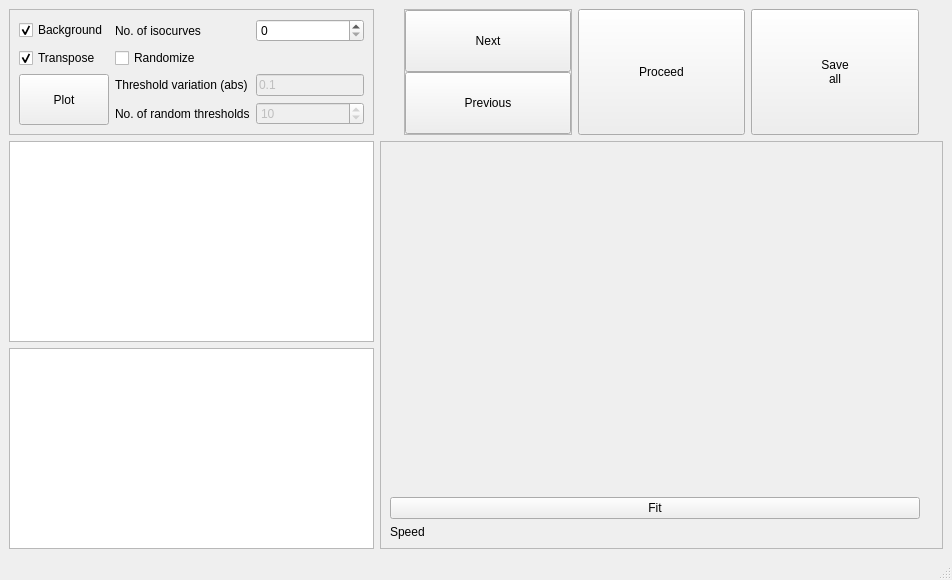
First picture: the form in microcavities/analysis/WavefrontFitting.ui, repository YagoDel/microcavities, before the edit.
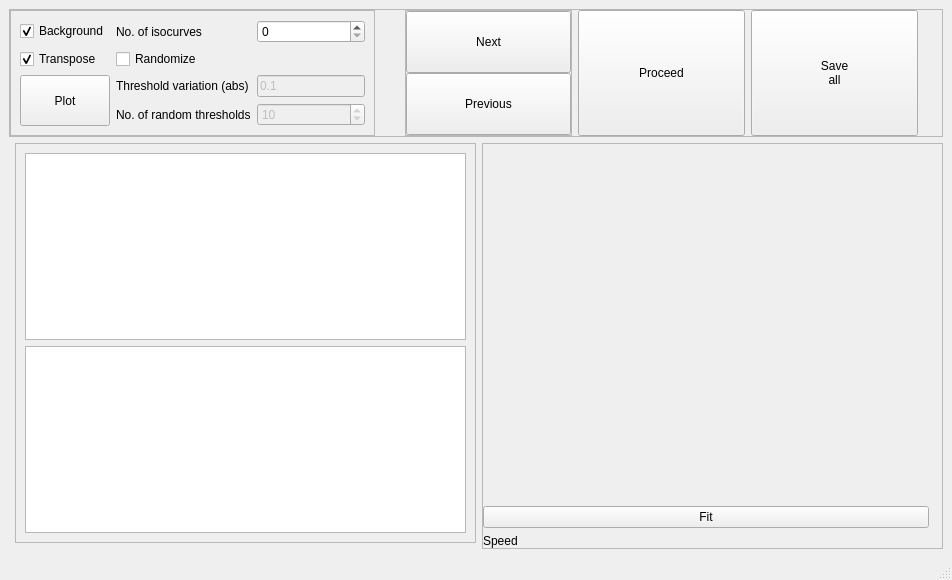
Second picture: the form after the edit. Custom widgets are drawn as their Qt base class.

Commit message: Size policies. Well distributed widgets

```diff
--- a/microcavities/analysis/WavefrontFitting.ui
+++ b/microcavities/analysis/WavefrontFitting.ui
@@ -15,40 +15,28 @@
   </property>
   <widget class="QWidget" name="centralwidget">
    <layout class="QGridLayout" name="gridLayout">
-    <item row="0" column="4">
-     <widget class="QPushButton" name="button_save">
-      <property name="sizePolicy">
-       <sizepolicy hsizetype="MinimumExpanding" vsizetype="Fixed">
-        <horstretch>0</horstretch>
-        <verstretch>0</verstretch>
-       </sizepolicy>
+    <item row="1" column="0" colspan="3">
+     <widget class="QFrame" name="frame_4">
+      <property name="frameShape">
+       <enum>QFrame::StyledPanel</enum>
       </property>
-      <property name="maximumSize">
-       <size>
-        <width>16777215</width>
-        <height>1000</height>
-       </size>
+      <property name="frameShadow">
+       <enum>QFrame::Raised</enum>
       </property>
-      <property name="text">
-       <string>Save
-all</string>
-      </property>
-     </widget>
-    </item>
-    <item row="2" column="0">
-     <widget class="ImageView" name="graphics_imagethresholded"/>
-    </item>
-    <item row="1" column="0">
-     <widget class="ImageView" name="graphics_image">
-      <property name="minimumSize">
-       <size>
-        <width>0</width>
-        <height>0</height>
-       </size>
-      </property>
-     </widget>
-    </item>
-    <item row="0" column="0">
+      <layout class="QHBoxLayout" name="horizontalLayout">
+       <property name="leftMargin">
+        <number>0</number>
+       </property>
+       <property name="topMargin">
+        <number>0</number>
+       </property>
+       <property name="rightMargin">
+        <number>0</number>
+       </property>
+       <property name="bottomMargin">
+        <number>0</number>
+       </property>
+       <item>
      <widget class="QFrame" name="frame_2">
       <property name="frameShape">
        <enum>QFrame::StyledPanel</enum>
@@ -165,17 +153,124 @@
       </layout>
      </widget>
     </item>
-    <item row="0" column="1">
+       <item>
      <widget class="QWidget" name="img_explorer" native="true">
       <layout class="QVBoxLayout" name="verticalLayout"/>
      </widget>
     </item>
-    <item row="0" column="5">
+       <item>
+        <widget class="QFrame" name="frame_3">
+         <property name="frameShape">
+          <enum>QFrame::StyledPanel</enum>
+         </property>
+         <property name="frameShadow">
+          <enum>QFrame::Raised</enum>
+         </property>
+         <layout class="QVBoxLayout" name="verticalLayout_2">
+          <property name="spacing">
+           <number>0</number>
+          </property>
+          <property name="leftMargin">
+           <number>0</number>
+          </property>
+          <property name="topMargin">
+           <number>0</number>
+          </property>
+          <property name="rightMargin">
+           <number>0</number>
+          </property>
+          <property name="bottomMargin">
+           <number>0</number>
+          </property>
+          <item>
+           <widget class="QPushButton" name="button_next">
+            <property name="sizePolicy">
+             <sizepolicy hsizetype="MinimumExpanding" vsizetype="Fixed">
+              <horstretch>0</horstretch>
+              <verstretch>0</verstretch>
+             </sizepolicy>
+            </property>
+            <property name="maximumSize">
+             <size>
+              <width>16777215</width>
+              <height>1000</height>
+             </size>
+            </property>
+            <property name="text">
+             <string>Next</string>
+            </property>
+           </widget>
+          </item>
+          <item>
+           <widget class="QPushButton" name="button_previous">
+            <property name="sizePolicy">
+             <sizepolicy hsizetype="MinimumExpanding" vsizetype="Fixed">
+              <horstretch>0</horstretch>
+              <verstretch>0</verstretch>
+             </sizepolicy>
+            </property>
+            <property name="maximumSize">
+             <size>
+              <width>16777215</width>
+              <height>1000</height>
+             </size>
+            </property>
+            <property name="text">
+             <string>Previous</string>
+            </property>
+           </widget>
+          </item>
+         </layout>
+        </widget>
+       </item>
+       <item>
+        <widget class="QPushButton" name="button_proceed">
+         <property name="sizePolicy">
+          <sizepolicy hsizetype="MinimumExpanding" vsizetype="Fixed">
+           <horstretch>0</horstretch>
+           <verstretch>0</verstretch>
+          </sizepolicy>
+         </property>
+         <property name="maximumSize">
+          <size>
+           <width>16777215</width>
+           <height>1000</height>
+          </size>
+         </property>
+         <property name="text">
+          <string>Proceed</string>
+         </property>
+        </widget>
+       </item>
+       <item>
+        <widget class="QPushButton" name="button_save">
+         <property name="sizePolicy">
+          <sizepolicy hsizetype="MinimumExpanding" vsizetype="Fixed">
+           <horstretch>0</horstretch>
+           <verstretch>0</verstretch>
+          </sizepolicy>
+         </property>
+         <property name="maximumSize">
+          <size>
+           <width>16777215</width>
+           <height>1000</height>
+          </size>
+         </property>
+         <property name="text">
+          <string>Save
+all</string>
+         </property>
+        </widget>
+       </item>
+       <item>
      <widget class="QWidget" name="widget_savebuttons" native="true">
       <layout class="QGridLayout" name="gridLayout_5"/>
      </widget>
     </item>
-    <item row="1" column="1" rowspan="2" colspan="5">
+      </layout>
+     </widget>
+    </item>
+    <item row="2" column="2" rowspan="2">
      <widget class="QFrame" name="frame">
       <property name="sizePolicy">
        <sizepolicy hsizetype="Expanding" vsizetype="Expanding">
@@ -196,6 +291,18 @@
        <enum>QFrame::Raised</enum>
       </property>
       <layout class="QGridLayout" name="gridLayout_3">
+       <property name="leftMargin">
+        <number>0</number>
+       </property>
+       <property name="topMargin">
+        <number>0</number>
+       </property>
+       <property name="rightMargin">
+        <number>0</number>
+       </property>
+       <property name="bottomMargin">
+        <number>0</number>
+       </property>
        <item row="0" column="0" colspan="2">
         <widget class="QWidget" name="widget_replaceable" native="true">
          <property name="sizePolicy">
@@ -250,90 +357,37 @@
       </layout>
      </widget>
     </item>
-    <item row="0" column="2">
-     <widget class="QFrame" name="frame_3">
+    <item row="2" column="1">
+     <widget class="QFrame" name="frame_5">
+      <property name="sizePolicy">
+       <sizepolicy hsizetype="Expanding" vsizetype="Expanding">
+        <horstretch>0</horstretch>
+        <verstretch>0</verstretch>
+       </sizepolicy>
+      </property>
       <property name="frameShape">
        <enum>QFrame::StyledPanel</enum>
       </property>
       <property name="frameShadow">
        <enum>QFrame::Raised</enum>
       </property>
-      <layout class="QVBoxLayout" name="verticalLayout_2">
-       <property name="spacing">
-        <number>0</number>
-       </property>
-       <property name="leftMargin">
-        <number>0</number>
-       </property>
-       <property name="topMargin">
-        <number>0</number>
-       </property>
-       <property name="rightMargin">
-        <number>0</number>
-       </property>
-       <property name="bottomMargin">
-        <number>0</number>
-       </property>
+      <layout class="QVBoxLayout" name="verticalLayout_3">
        <item>
-        <widget class="QPushButton" name="button_next">
-         <property name="sizePolicy">
-          <sizepolicy hsizetype="MinimumExpanding" vsizetype="Fixed">
-           <horstretch>0</horstretch>
-           <verstretch>0</verstretch>
-          </sizepolicy>
-         </property>
-         <property name="maximumSize">
+        <widget class="ImageView" name="graphics_image">
+         <property name="minimumSize">
           <size>
-           <width>16777215</width>
-           <height>1000</height>
+           <width>0</width>
+           <height>0</height>
           </size>
          </property>
-         <property name="text">
-          <string>Next</string>
-         </property>
         </widget>
        </item>
        <item>
-        <widget class="QPushButton" name="button_previous">
-         <property name="sizePolicy">
-          <sizepolicy hsizetype="MinimumExpanding" vsizetype="Fixed">
-           <horstretch>0</horstretch>
-           <verstretch>0</verstretch>
-          </sizepolicy>
-         </property>
-         <property name="maximumSize">
-          <size>
-           <width>16777215</width>
-           <height>1000</height>
-          </size>
-         </property>
-         <property name="text">
-          <string>Previous</string>
-         </property>
-        </widget>
+        <widget class="ImageView" name="graphics_imagethresholded"/>
        </item>
       </layout>
      </widget>
     </item>
-    <item row="0" column="3">
-     <widget class="QPushButton" name="button_proceed">
-      <property name="sizePolicy">
-       <sizepolicy hsizetype="MinimumExpanding" vsizetype="Fixed">
-        <horstretch>0</horstretch>
-        <verstretch>0</verstretch>
-       </sizepolicy>
-      </property>
-      <property name="maximumSize">
-       <size>
-        <width>16777215</width>
-        <height>1000</height>
-       </size>
-      </property>
-      <property name="text">
-       <string>Proceed</string>
-      </property>
-     </widget>
-    </item>
    </layout>
   </widget>
   <widget class="QMenuBar" name="menubar">
```
Lines whose indentation alone changed are shown as unchanged.
